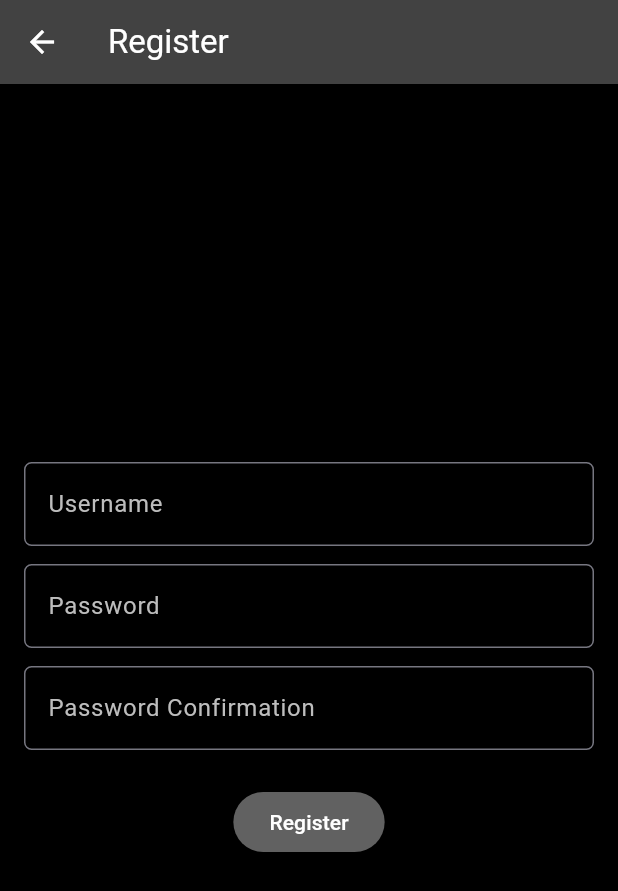
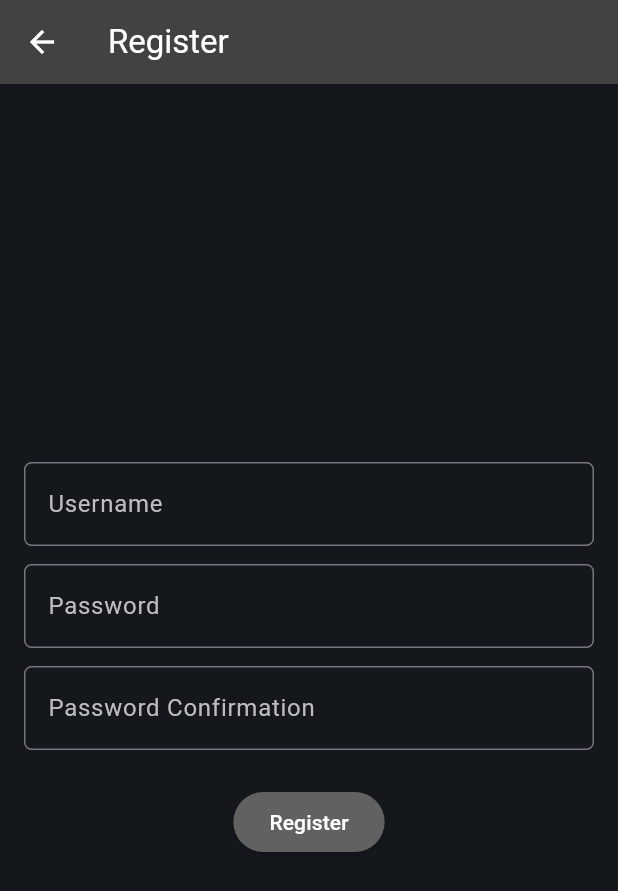
Before and after one commit to PBP-A06/ReadNRate-mobile, a Flutter app: the RegisterPage screen opened directly, on a phone screen of 412 x 824 dp. Shown: the top 891 px of the screen. Run offline on Flutter 3.47's test engine with Material 3 defaults, Android fonts, the phone set to English and light mode, and no system bars; missing offline and left inert: pbp_django_auth; network calls fail.

Commit message:
tweaked login and register

```diff
--- a/lib/main/screens/login.dart
+++ b/lib/main/screens/login.dart
@@ -19,6 +19,7 @@ class _LoginPageState extends State<LoginPage> {
     Widget build(BuildContext context) {
         final request = context.watch<CookieRequest>();
         return Scaffold(
+            backgroundColor: const Color(0xFF14171C),
             appBar: AppBar(
                 title: const Text('Login'),
             ),
--- a/lib/main/screens/register.dart
+++ b/lib/main/screens/register.dart
@@ -20,7 +20,7 @@ class _RegisterPageState extends State<RegisterPage> {
   Widget build(BuildContext context) {
     final request = context.watch<CookieRequest>();
     return Scaffold(
-      backgroundColor: Colors.black,
+      backgroundColor: const Color(0xFF14171C),
       appBar: AppBar(
         title: const Text('Register'),
         backgroundColor: Colors.grey[800],
```
